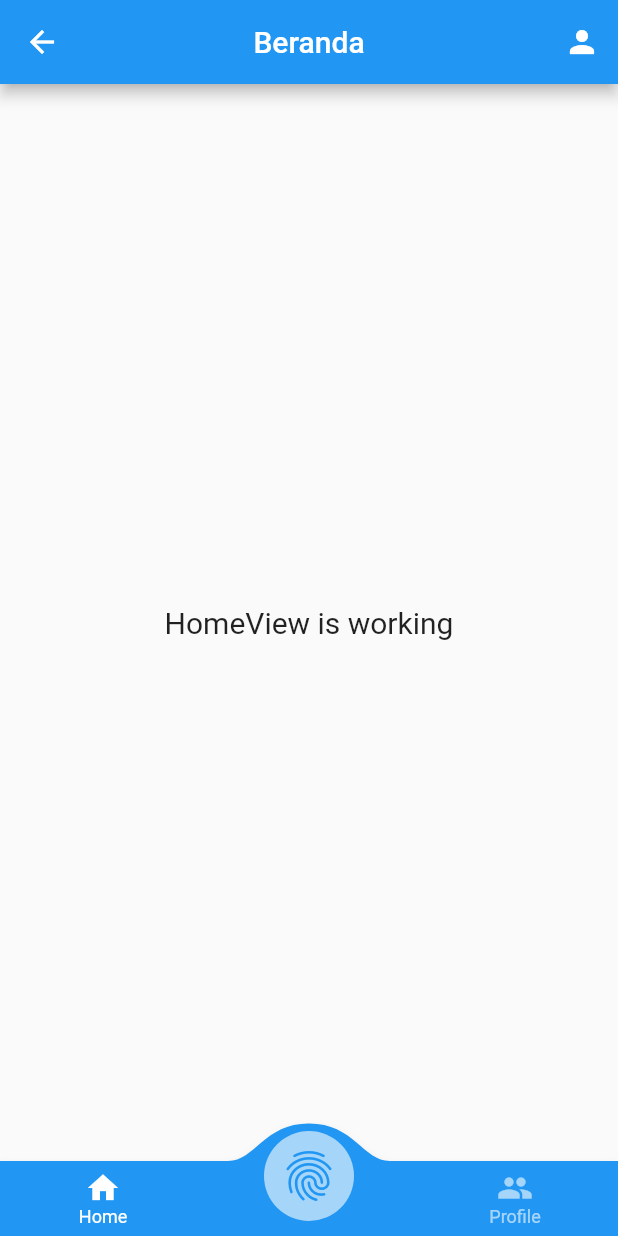
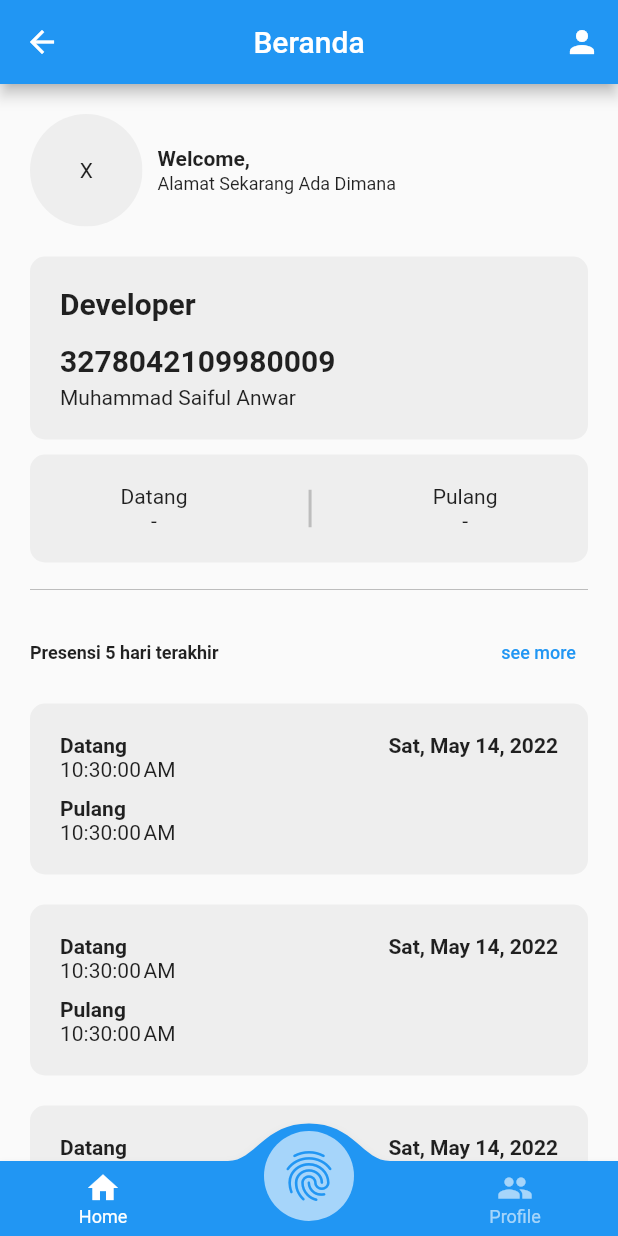
Before and after one commit to putramtp/flutter-presensi-app, a Flutter app: the HomeView screen opened by its route, on a phone screen of 412 x 824 dp. Run offline on Flutter 3.47's test engine with Material 2 defaults, Android fonts, the phone set to English and light mode, and no system bars; drawn by our look-alikes of convex_bottom_bar; our stand-ins replace cloud_firestore, firebase_auth, firebase_core, firebase_storage, get, image_picker; accounts and stored records are empty.

Commit message:
Update 4 - Add Home Screen with Dummy Data

```diff
--- a/lib/app/modules/add_pegawai/controllers/add_pegawai_controller.dart
+++ b/lib/app/modules/add_pegawai/controllers/add_pegawai_controller.dart
@@ -10,6 +10,7 @@ class AddPegawaiController extends GetxController {
   RxBool isLoadingAddPegawai = false.obs;
   TextEditingController nameC = TextEditingController();
   TextEditingController nipC = TextEditingController();
+  TextEditingController jabatanC = TextEditingController();
   TextEditingController emailC = TextEditingController();
   TextEditingController passAdminC = TextEditingController();
 
@@ -37,6 +38,7 @@ class AddPegawaiController extends GetxController {
            await firestore.collection("pegawai").doc(uid).set({
              "nip": nipC.text,
              "name": nameC.text,
+             "job" : jabatanC.text,
              "email": emailC.text,
              "uid": uid,
              "role" : "pegawai",
@@ -84,7 +86,7 @@ class AddPegawaiController extends GetxController {
   }
 
   Future <void> addPegawai() async {
-    if (nameC.text.isNotEmpty && nipC.text.isNotEmpty && emailC.text.isNotEmpty) {
+    if (nameC.text.isNotEmpty && jabatanC.text.isNotEmpty && nipC.text.isNotEmpty && emailC.text.isNotEmpty) {
       isLoading.value = true;
       Get.defaultDialog(
         title: "Validasi Admin",
@@ -126,7 +128,7 @@ class AddPegawaiController extends GetxController {
         ],
       );
     } else {
-      Get.snackbar("Terjadi Kesalahan", "NIP, Nama dan Email harus diisi");
+      Get.snackbar("Terjadi Kesalahan", "NIP, Nama, Jabatan dan Email harus diisi");
     }
   }
 }
--- a/lib/app/modules/add_pegawai/views/add_pegawai_view.dart
+++ b/lib/app/modules/add_pegawai/views/add_pegawai_view.dart
@@ -39,6 +39,17 @@ class AddPegawaiView extends GetView<AddPegawaiController> {
           ),
           TextField(
             autocorrect: false,
+            controller: controller.nameC,
+            decoration: InputDecoration(
+              labelText: "Jabatan",
+              border: OutlineInputBorder(),
+            ),
+          ),
+          SizedBox(
+            height : 10,
+          ),
+          TextField(
+            autocorrect: false,
             controller: controller.emailC,
             decoration: InputDecoration(
               labelText: "Email",
--- a/lib/app/modules/home/views/home_view.dart
+++ b/lib/app/modules/home/views/home_view.dart
@@ -2,6 +2,7 @@ import 'package:convex_bottom_bar/convex_bottom_bar.dart';
 import 'package:flutter/material.dart';
 
 import 'package:get/get.dart';
+import 'package:intl/intl.dart';
 import 'package:presensi/app/routes/app_pages.dart';
 import '../../../controllers/page_index_controller.dart';
 import '../controllers/home_controller.dart';
@@ -21,11 +22,197 @@ class HomeView extends GetView<HomeController> {
               )
         ],
       ),
-      body: Center(
-        child: Text(
-          'HomeView is working',
-          style: TextStyle(fontSize: 20),
-        ),
+      body: ListView(
+        padding: EdgeInsets.all(20),
+        children: [
+          Row(
+            children: [
+              ClipOval(
+                child: Container(
+                  height: 75,
+                  width: 75,
+                  color: Colors.grey[200],
+                  child: Center(
+                    child: Text("X"),
+                  ),
+                  // child: Image.network(src),
+                ),
+              ),
+              SizedBox(
+                width: 10,
+              ),
+              Column(
+                crossAxisAlignment: CrossAxisAlignment.start,
+                children: [
+                  Text(
+                    "Welcome,",
+                    style: TextStyle(
+                      fontSize: 14,
+                      fontWeight: FontWeight.bold,
+                    ),
+                  ),
+                  SizedBox(
+                    height: 2,
+                  ),
+                  Text(
+                    "Alamat Sekarang Ada Dimana",
+                    style: TextStyle(
+                      fontSize: 12,
+                    ),)
+                ],
+              )
+            ],
+          ),
+          SizedBox(
+            height: 20,
+          ),
+          Container(
+            padding: EdgeInsets.all(20),
+            decoration: BoxDecoration(
+              borderRadius: BorderRadius.circular(10),
+               color: Colors.grey[200],
+            ),
+            child: Column(
+              crossAxisAlignment: CrossAxisAlignment.start,
+              children: [
+                Text(
+                  "Developer",
+                    style: TextStyle(
+                      fontSize: 20,
+                      fontWeight: FontWeight.bold
+                    ),
+                  ),
+                  SizedBox(
+                    height: 15,
+                  ),
+                Text(
+                  "3278042109980009",
+                  style: TextStyle(
+                    fontSize: 20,
+                    fontWeight: FontWeight.bold
+                  ),
+                ),
+                SizedBox(
+                  height: 5,
+                ),
+                Text("Muhammad Saiful Anwar")
+              ],
+            ),
+          ),
+          SizedBox(
+            height: 10,
+          ),
+          Container(
+            padding: EdgeInsets.all(20),
+            decoration: BoxDecoration(
+              borderRadius: BorderRadius.circular(10),
+              color: Colors.grey[200],
+            ),
+            child: Row(
+              mainAxisAlignment: MainAxisAlignment.spaceAround,
+              children: [
+                Column(
+                  children: [
+                    Text("Datang"),
+                    Text("-")
+                  ],
+                ),
+                Container(
+                  width: 2,
+                  height: 25,
+                  color: Colors.grey[400],
+                ),
+                Column(
+                  children: [
+                    Text("Pulang"),
+                    Text("-")
+                  ],
+                )
+              ],
+            ),
+          ),
+          SizedBox(
+            height: 10,
+          ),
+          Divider(
+            color: Colors.grey[400],
+          ),
+          SizedBox(
+            height: 10,
+          ),
+          Row(
+            mainAxisAlignment: MainAxisAlignment.spaceBetween,
+            children: [
+              Text(
+                "Presensi 5 hari terakhir",
+                style: TextStyle(
+                  fontSize: 12,
+                  fontWeight: FontWeight.bold,
+                ),
+              ),
+              TextButton(
+                onPressed: (){},
+                child: Text(
+                        "see more",
+                        style: TextStyle(
+                          fontSize: 12
+                        ),
+                        ),
+                ),
+            ],
+          ),
+          SizedBox(
+            height: 10,
+          ),
+          ListView.builder(
+            shrinkWrap: true,
+            physics: NeverScrollableScrollPhysics(),
+            itemCount: 5,
+            itemBuilder: (context, index) {
+              return Container(
+                margin: EdgeInsets.only(bottom: 20),
+                padding: EdgeInsets.all(20),
+                decoration: BoxDecoration(
+                  borderRadius: BorderRadius.circular(10),
+                  color: Colors.grey[200],
+                ),
+                child: Column(
+                  crossAxisAlignment: CrossAxisAlignment.start,
+                  children: [
+                    Row(
+                      mainAxisAlignment: MainAxisAlignment.spaceBetween,
+                      children: [
+                        Text(
+                          "Datang",
+                          style: TextStyle(
+                            fontWeight: FontWeight.bold
+                          ),
+                        ),
+                        Text(
+                          "${DateFormat.yMMMEd().format(DateTime.now())}",
+                          style: TextStyle(
+                            fontWeight: FontWeight.bold
+                          ),
+                        ),
+                      ],
+                    ),
+                    Text("${DateFormat.jms().format(DateTime.now())}"),
+                    SizedBox(
+                      height: 10,
+                    ),
+                    Text(
+                      "Pulang",
+                      style: TextStyle(
+                        fontWeight: FontWeight.bold
+                      ),
+                    ),
+                    Text("${DateFormat.jms().format(DateTime.now())}"),
+                  ],
+                ),
+              );
+            }
+            ),
+        ],
       ),
       bottomNavigationBar: ConvexAppBar(
         style: TabStyle.fixedCircle,
--- a/pubspec.yaml
+++ b/pubspec.yaml
@@ -14,6 +14,7 @@ dependencies:
   firebase_storage: 10.2.15
   image_picker: 0.8.5+3
   convex_bottom_bar: 3.0.0
+  intl: 0.17.0
   flutter:
     sdk: flutter
 
```
Also changed, not shown: pubspec.lock.
